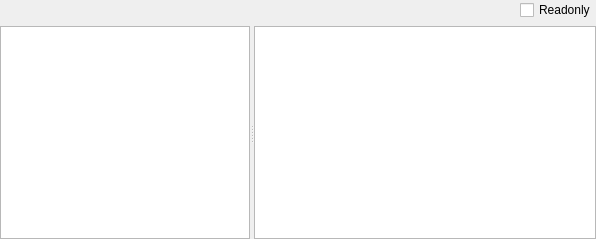
Qt form MACH/machwidget.ui (horsicq/FormatWidgets) before a commit.
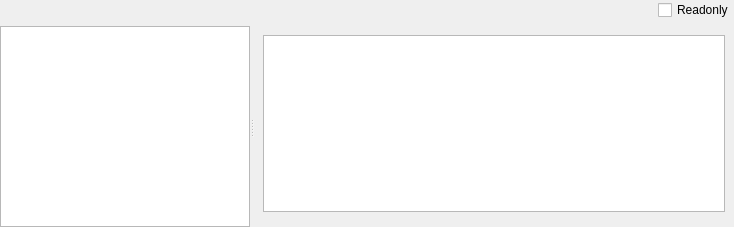
The same form after that commit. The open tabs and pages were chosen to show the change. Custom widgets are drawn as their Qt base class.

```diff
--- a/MACH/machwidget.ui
+++ b/MACH/machwidget.ui
@@ -6,8 +6,8 @@
    <rect>
     <x>0</x>
     <y>0</y>
-    <width>596</width>
-    <height>239</height>
+    <width>734</width>
+    <height>227</height>
    </rect>
   </property>
   <property name="windowTitle">
@@ -99,7 +99,7 @@
          <number>0</number>
         </property>
         <item>
-         <widget class="QHexViewWidget" name="widgetHex" native="true">
+         <widget class="ToolsWidget" name="widgetHex" native="true">
           <layout class="QVBoxLayout" name="verticalLayout_4"/>
          </widget>
         </item>
@@ -148,20 +148,14 @@
       </widget>
       <widget class="QWidget" name="page_commands">
        <layout class="QVBoxLayout" name="verticalLayout_5">
-        <property name="leftMargin">
-         <number>0</number>
-        </property>
-        <property name="topMargin">
-         <number>0</number>
-        </property>
-        <property name="rightMargin">
-         <number>0</number>
-        </property>
-        <property name="bottomMargin">
-         <number>0</number>
-        </property>
         <item>
          <widget class="QTableWidget" name="tableWidget_commands">
+          <property name="sizePolicy">
+           <sizepolicy hsizetype="Expanding" vsizetype="Expanding">
+            <horstretch>0</horstretch>
+            <verstretch>0</verstretch>
+           </sizepolicy>
+          </property>
           <property name="editTriggers">
            <set>QAbstractItemView::NoEditTriggers</set>
           </property>
@@ -179,6 +173,16 @@
           </attribute>
          </widget>
         </item>
+        <item>
+         <widget class="ToolsWidget" name="widgetCommandHex" native="true">
+          <property name="sizePolicy">
+           <sizepolicy hsizetype="Preferred" vsizetype="Expanding">
+            <horstretch>0</horstretch>
+            <verstretch>0</verstretch>
+           </sizepolicy>
+          </property>
+         </widget>
+        </item>
        </layout>
       </widget>
      </widget>
@@ -188,9 +192,9 @@
  </widget>
  <customwidgets>
   <customwidget>
-   <class>QHexViewWidget</class>
+   <class>ToolsWidget</class>
    <extends>QWidget</extends>
-   <header>qhexviewwidget.h</header>
+   <header>toolswidget.h</header>
    <container>1</container>
   </customwidget>
  </customwidgets>
```
